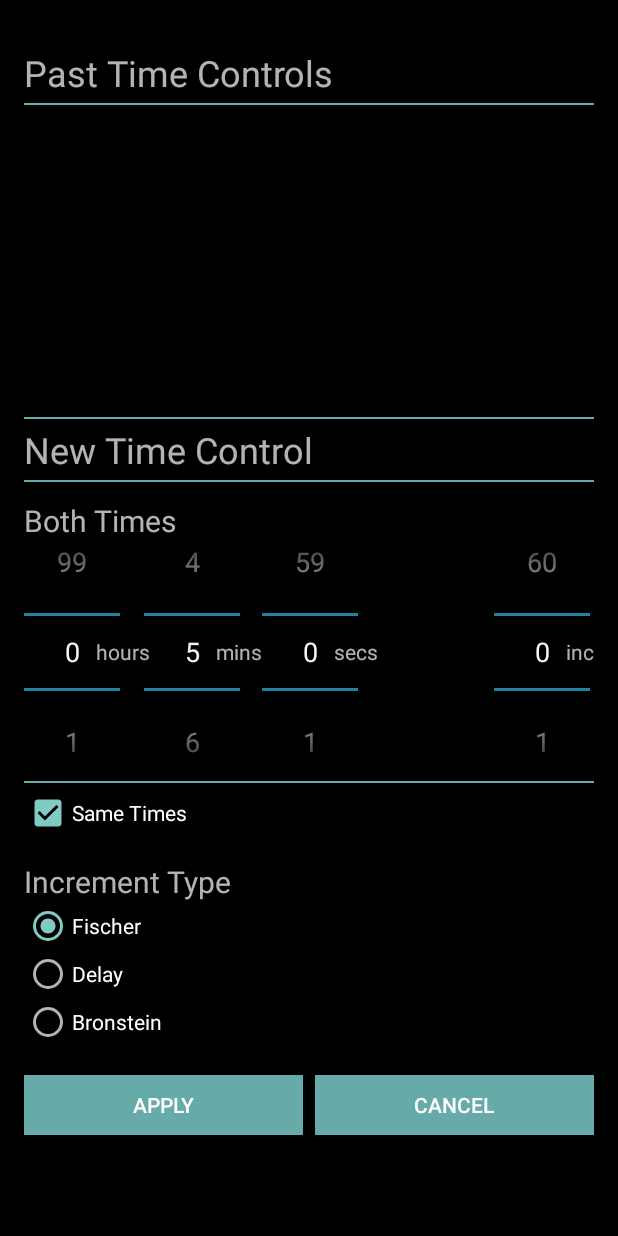
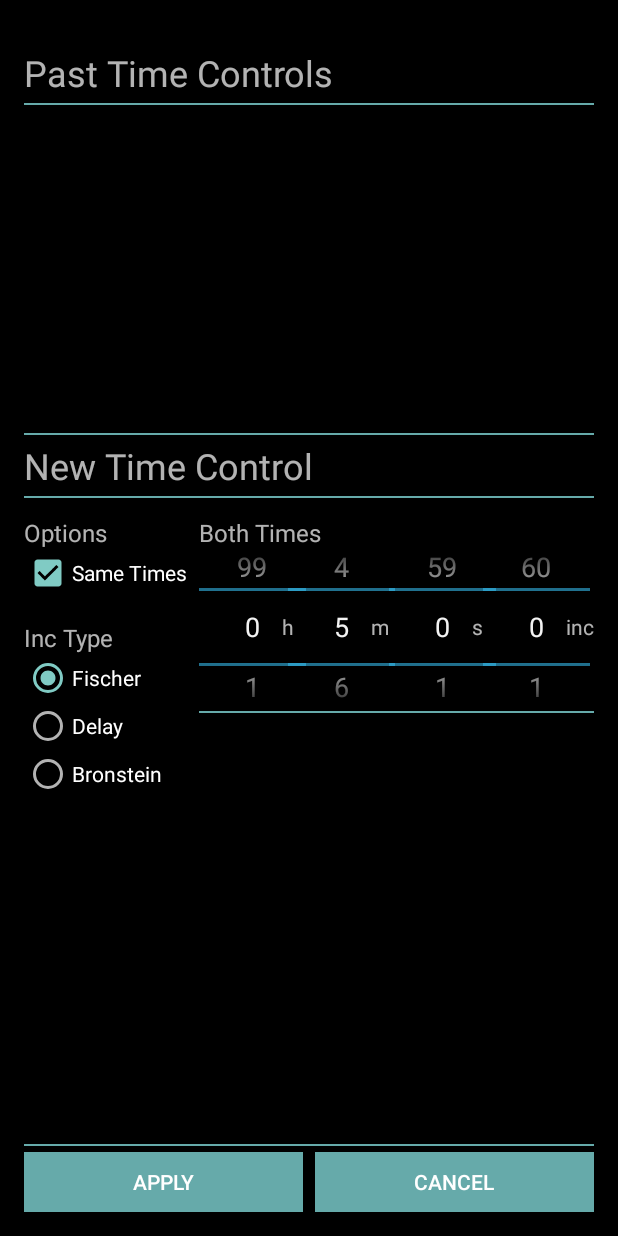
Before and after one commit to jmagine/ChessClock, an Android app: the TimeSelectorActivity screen opened directly, with no data from a screen before it, on a phone screen of 412 x 824 dp. Run offline under Robolectric (Android 15) with nearby library versions, the phone set to English and light mode, and no system bars.

Commit message:
compacted time selection activity layout, removing by longpress actually removes from sharedprefs, tied nav bar hiding to decorview and added it for time select and settings

```diff
--- a/app/src/main/java/jmagine/chessclock/MainActivity.java
+++ b/app/src/main/java/jmagine/chessclock/MainActivity.java
@@ -140,7 +140,8 @@ public class MainActivity extends AppCompatActivity
     editTimeButtons[7] = (ImageButton) findViewById(R.id.editTimeBottom2Down);
 
     //Technically works, just find a better way to do it and put it in all entry points in app
-    topTimeTV.setSystemUiVisibility(View.SYSTEM_UI_FLAG_IMMERSIVE_STICKY | View.SYSTEM_UI_FLAG_FULLSCREEN | View.SYSTEM_UI_FLAG_HIDE_NAVIGATION);
+    View decorView = getWindow().getDecorView();
+    decorView.setSystemUiVisibility(View.SYSTEM_UI_FLAG_IMMERSIVE_STICKY | View.SYSTEM_UI_FLAG_FULLSCREEN | View.SYSTEM_UI_FLAG_HIDE_NAVIGATION);
 
     topButton.setOnTouchListener(this);
     bottomButton.setOnTouchListener(this);
@@ -170,32 +171,33 @@ public class MainActivity extends AppCompatActivity
     setMode(MODE_INIT);
 
     //TODO look into real-time alternatives like SystemClock
-    //Update times each 10 ms
+    //Update times each 15 ms
     Timer t = new Timer();
     t.scheduleAtFixedRate(new TimerTask() {
       @Override
       public void run() {
         if(turn == PLAYER_TOP) {
-          if(top_comp > 0) top_comp -= 10;
-          else             time_top -= 10;
+          if(top_comp > 0) top_comp -= 50;
+          else             time_top -= 50;
         }
         else if(turn == PLAYER_BOT) {
-          if(bot_comp > 0) bot_comp -= 10;
-          else             time_bot -= 10;
+          if(bot_comp > 0) bot_comp -= 50;
+          else             time_bot -= 50;
         }
 
         updateUI();
       }
-    }, 10, 10);
+    }, 50, 50);
   }
 
   @Override
   public boolean onTouch(View v, MotionEvent m) {
+    View decorView = getWindow().getDecorView();;
     if(m.getAction() != MotionEvent.ACTION_DOWN)
       return false;
 
     if(currMode == MODE_PLAY)
-      topTimeTV.setSystemUiVisibility(View.SYSTEM_UI_FLAG_IMMERSIVE_STICKY | View.SYSTEM_UI_FLAG_FULLSCREEN | View.SYSTEM_UI_FLAG_HIDE_NAVIGATION);
+      decorView.setSystemUiVisibility(View.SYSTEM_UI_FLAG_IMMERSIVE_STICKY | View.SYSTEM_UI_FLAG_FULLSCREEN | View.SYSTEM_UI_FLAG_HIDE_NAVIGATION);
 
     switch (v.getId()) {
       case R.id.topButton:
@@ -392,7 +394,8 @@ public class MainActivity extends AppCompatActivity
   protected void onResume() {
     super.onResume();
 
-    topTimeTV.setSystemUiVisibility(View.SYSTEM_UI_FLAG_IMMERSIVE_STICKY | View.SYSTEM_UI_FLAG_FULLSCREEN | View.SYSTEM_UI_FLAG_HIDE_NAVIGATION);
+    View decorView = getWindow().getDecorView();
+    decorView.setSystemUiVisibility(View.SYSTEM_UI_FLAG_IMMERSIVE_STICKY | View.SYSTEM_UI_FLAG_FULLSCREEN | View.SYSTEM_UI_FLAG_HIDE_NAVIGATION);
 
     mp1 = MediaPlayer.create(this, R.raw.tick);
     mp2 = MediaPlayer.create(this, R.raw.tick);
@@ -410,7 +413,8 @@ public class MainActivity extends AppCompatActivity
   protected void onRestart() {
     super.onRestart();
 
-    topTimeTV.setSystemUiVisibility(View.SYSTEM_UI_FLAG_IMMERSIVE_STICKY | View.SYSTEM_UI_FLAG_FULLSCREEN | View.SYSTEM_UI_FLAG_HIDE_NAVIGATION);
+    View decorView = getWindow().getDecorView();
+    decorView.setSystemUiVisibility(View.SYSTEM_UI_FLAG_IMMERSIVE_STICKY | View.SYSTEM_UI_FLAG_FULLSCREEN | View.SYSTEM_UI_FLAG_HIDE_NAVIGATION);
 
     if(mp1 == null)
       mp1 = MediaPlayer.create(this, R.raw.tick);
--- a/app/src/main/java/jmagine/chessclock/SettingsActivity.java
+++ b/app/src/main/java/jmagine/chessclock/SettingsActivity.java
@@ -21,6 +21,7 @@ import android.preference.PreferenceManager;
 import android.preference.RingtonePreference;
 import android.text.TextUtils;
 import android.view.MenuItem;
+import android.view.View;
 
 import java.util.List;
 
@@ -126,6 +127,9 @@ public class SettingsActivity extends AppCompatPreferenceActivity {
     getSupportActionBar().setDisplayShowHomeEnabled(true);
     getSupportActionBar().setDisplayHomeAsUpEnabled(true);
 
+    View decorView = getWindow().getDecorView();
+    decorView.setSystemUiVisibility(View.SYSTEM_UI_FLAG_IMMERSIVE_STICKY | View.SYSTEM_UI_FLAG_FULLSCREEN | View.SYSTEM_UI_FLAG_HIDE_NAVIGATION);
+
     setupActionBar();
   }
 
--- a/app/src/main/java/jmagine/chessclock/TimeSelectorActivity.java
+++ b/app/src/main/java/jmagine/chessclock/TimeSelectorActivity.java
@@ -93,9 +93,14 @@ public class TimeSelectorActivity extends AppCompatActivity implements View.OnCl
     super.onCreate(savedInstanceState);
     setContentView(R.layout.activity_time_selector);
 
+    View decorView = getWindow().getDecorView();
+    decorView.setSystemUiVisibility(View.SYSTEM_UI_FLAG_IMMERSIVE_STICKY | View.SYSTEM_UI_FLAG_FULLSCREEN | View.SYSTEM_UI_FLAG_HIDE_NAVIGATION);
+
     player2TimeSelection = (LinearLayout) findViewById(R.id.player2TimeSelection);
     player1Text = (TextView) findViewById(R.id.player1Text);
     player2Text = (TextView) findViewById(R.id.player2Text);
+
+
 
     separator = (ImageView) findViewById(R.id.separator);
 
@@ -326,14 +331,14 @@ public class TimeSelectorActivity extends AppCompatActivity implements View.OnCl
       player1Text.setText("Both Times");
       player2TimeSelection.setVisibility(View.GONE);
       player2Text.setVisibility(View.GONE);
-      separator.setVisibility(View.GONE);
+      //separator.setVisibility(View.GONE);
 
     }
     else {
       player1Text.setText("Top Time");
       player2TimeSelection.setVisibility(View.VISIBLE);
       player2Text.setVisibility(View.VISIBLE);
-      separator.setVisibility(View.VISIBLE);
+      //separator.setVisibility(View.VISIBLE);
     }
   }
 
@@ -362,8 +367,14 @@ public class TimeSelectorActivity extends AppCompatActivity implements View.OnCl
   }
 
   public void removeTimeControl(int position) {
-    timeControlList.remove(position);
+    String timeControl = timeControlList.remove(position);
     timeControlAdapter.notifyDataSetChanged();
+    timeControls.remove(timeControl);
+
+    SharedPreferences sharedPref = PreferenceManager.getDefaultSharedPreferences(this);
+    SharedPreferences.Editor editor = sharedPref.edit();
+    editor.putStringSet("time_controls", timeControls);
+    editor.apply();
   }
 
   public void setTimeControl(String timeControl) {
--- a/app/src/main/res/layout/activity_time_selector.xml
+++ b/app/src/main/res/layout/activity_time_selector.xml
@@ -23,7 +23,8 @@
 
   <LinearLayout
     android:layout_width="wrap_content"
-      android:layout_height="200dp"
+    android:layout_height="0dp"
+    android:layout_weight="1"
     android:orientation="vertical">
     <ListView
       android:id="@+id/timeControlList"
@@ -54,34 +55,98 @@
 
   <ScrollView
     android:layout_width="match_parent"
-    android:layout_height="wrap_content">
+    android:layout_height="0dp"
+    android:layout_weight="2">
     <LinearLayout
       android:layout_width="match_parent"
+      android:layout_height="wrap_content"
+      android:orientation="vertical">
+
+      <LinearLayout
+        android:layout_width="match_parent"
+        android:layout_height="wrap_content"
+        android:orientation="horizontal"
+        android:layout_marginTop="8dp">
+        <LinearLayout
+          android:layout_width="wrap_content"
           android:layout_height="match_parent"
+          android:orientation="vertical"
+          android:layout_marginRight="8dp">
+
+          <TextView
+              android:layout_width="wrap_content"
+              android:layout_height="wrap_content"
+              android:text="Options"
+              android:textSize="16dp"/>
+
+          <CheckBox
+            android:id="@+id/sameTimes"
+            android:layout_width="wrap_content"
+            android:layout_height="wrap_content"
+            android:layout_marginBottom="16dp"
+            android:checked="true"
+            android:text="Same Times"/>
+
+          <TextView
+            android:layout_width="wrap_content"
+            android:layout_height="wrap_content"
+            android:text="Inc Type"
+            android:textSize="16sp"/>
+
+          <RadioGroup
+            android:layout_width="wrap_content"
+            android:layout_height="wrap_content"
             android:orientation="vertical">
+
+            <RadioButton
+              android:id="@+id/incFischer"
+              android:layout_width="wrap_content"
+              android:layout_height="wrap_content"
+              android:text="Fischer"
+              android:checked="true"/>
+
+            <RadioButton
+              android:id="@+id/incDelay"
+              android:layout_width="wrap_content"
+              android:layout_height="wrap_content"
+              android:text="Delay"/>
+
+            <RadioButton
+              android:id="@+id/incBronstein"
+              android:layout_width="wrap_content"
+              android:layout_height="wrap_content"
+              android:text="Bronstein"/>
+
+          </RadioGroup>
+        </LinearLayout>
+
+        <LinearLayout
+          android:layout_width="0dp"
+          android:layout_height="match_parent"
+          android:orientation="vertical"
+          android:layout_weight="1">
 
           <TextView
             android:id="@+id/player1Text"
             android:layout_width="wrap_content"
             android:layout_height="wrap_content"
-        android:layout_marginTop="8dp"
             android:text="Top Time"
-        android:textSize="20sp"/>
+            android:textSize="16sp"/>
 
           <LinearLayout
             android:layout_width="match_parent"
             android:layout_height="wrap_content"
-        android:layout_marginTop="-16dp"
+            android:layout_marginTop="-8dp"
             android:layout_marginBottom="-8dp"
             android:orientation="horizontal">
 
             <NumberPicker
               android:id="@+id/hourPicker1"
-          android:layout_width="wrap_content"
-          android:layout_height="wrap_content"
+              android:layout_width="0dp"
+              android:layout_weight="1"
+              android:layout_height="@dimen/time_pick_height"
               android:descendantFocusability="blocksDescendants"
               android:theme="@android:style/Theme.Holo">
-
             </NumberPicker>
 
             <TextView
@@ -93,12 +158,13 @@
               android:layout_marginLeft="-16dp"
               android:layout_marginRight="-4dp"
               android:layout_marginStart="-16dp"
-          android:text="hours" />
+              android:text="h" />
 
             <NumberPicker
               android:id="@+id/minPicker1"
-          android:layout_width="wrap_content"
-          android:layout_height="wrap_content"
+              android:layout_width="0dp"
+              android:layout_weight="1"
+              android:layout_height="@dimen/time_pick_height"
               android:descendantFocusability="blocksDescendants"
               android:theme="@android:style/Theme.Holo">
 
@@ -111,15 +177,15 @@
               android:layout_gravity="center"
               android:layout_marginLeft="-16dp"
               android:layout_marginStart="-16dp"
-          android:text="mins" />
+              android:text="m" />
 
             <NumberPicker
               android:id="@+id/secPicker1"
-          android:layout_width="wrap_content"
-          android:layout_height="wrap_content"
+              android:layout_width="0dp"
+              android:layout_weight="1"
+              android:layout_height="@dimen/time_pick_height"
               android:descendantFocusability="blocksDescendants"
               android:theme="@android:style/Theme.Holo">
-
             </NumberPicker>
 
             <TextView
@@ -129,20 +195,20 @@
               android:layout_gravity="center"
               android:layout_marginLeft="-16dp"
               android:layout_marginStart="-16dp"
-          android:text="secs" />
+              android:text="s" />
 
             <TextView
               android:layout_width="0dp"
               android:layout_height="wrap_content"
-          android:layout_weight="1" />
+              android:layout_weight="0" />
 
             <NumberPicker
               android:id="@+id/incPicker1"
-          android:layout_width="wrap_content"
-          android:layout_height="wrap_content"
+              android:layout_width="0dp"
+              android:layout_weight="1"
+              android:layout_height="@dimen/time_pick_height"
               android:descendantFocusability="blocksDescendants"
               android:theme="@android:style/Theme.Holo">
-
             </NumberPicker>
 
             <TextView
@@ -167,23 +233,23 @@
             android:layout_width="wrap_content"
             android:layout_height="wrap_content"
             android:text="Bottom Time"
-        android:textSize="20sp" />
+            android:textSize="16sp" />
 
           <LinearLayout
             android:id="@+id/player2TimeSelection"
             android:layout_width="match_parent"
             android:layout_height="wrap_content"
-        android:layout_marginTop="-16dp"
+            android:layout_marginTop="-8dp"
             android:layout_marginBottom="-8dp"
             android:orientation="horizontal">
 
             <NumberPicker
               android:id="@+id/hourPicker2"
-          android:layout_width="wrap_content"
-          android:layout_height="wrap_content"
+              android:layout_width="0dp"
+              android:layout_weight="1"
+              android:layout_height="@dimen/time_pick_height"
               android:theme="@android:style/Theme.Holo"
               android:descendantFocusability="blocksDescendants">
-
             </NumberPicker>
 
             <TextView
@@ -195,15 +261,15 @@
               android:layout_width="wrap_content"
               android:layout_height="wrap_content"
               android:layout_gravity="center"
-          android:text="hours"/>
+              android:text="h"/>
 
             <NumberPicker
               android:id="@+id/minPicker2"
-          android:layout_width="wrap_content"
-          android:layout_height="wrap_content"
+              android:layout_width="0dp"
+              android:layout_weight="1"
+              android:layout_height="@dimen/time_pick_height"
               android:theme="@android:style/Theme.Holo"
               android:descendantFocusability="blocksDescendants">
-
             </NumberPicker>
 
             <TextView
@@ -213,15 +279,15 @@
               android:layout_width="wrap_content"
               android:layout_height="wrap_content"
               android:layout_gravity="center"
-          android:text="mins"/>
+              android:text="m"/>
 
             <NumberPicker
               android:id="@+id/secPicker2"
-          android:layout_width="wrap_content"
-          android:layout_height="wrap_content"
+              android:layout_width="0dp"
+              android:layout_weight="1"
+              android:layout_height="@dimen/time_pick_height"
               android:theme="@android:style/Theme.Holo"
               android:descendantFocusability="blocksDescendants">
-
             </NumberPicker>
 
             <TextView
@@ -231,20 +297,20 @@
               android:layout_width="wrap_content"
               android:layout_height="wrap_content"
               android:layout_gravity="center"
-          android:text="secs"/>
+              android:text="s"/>
 
             <TextView
               android:layout_width="0dp"
               android:layout_height="wrap_content"
-          android:layout_weight="1"/>
+              android:layout_weight="0"/>
 
             <NumberPicker
               android:id="@+id/incPicker2"
-          android:layout_width="wrap_content"
-          android:layout_height="wrap_content"
+              android:layout_width="0dp"
+              android:layout_weight="1"
+              android:layout_height="@dimen/time_pick_height"
               android:theme="@android:style/Theme.Holo"
               android:descendantFocusability="blocksDescendants">
-
             </NumberPicker>
 
             <TextView
@@ -256,6 +322,18 @@
               android:layout_gravity="center"
               android:text="inc"/>
           </LinearLayout>
+        </LinearLayout>
+
+      </LinearLayout>
+
+    </LinearLayout>
+  </ScrollView>
+
+  <TextView
+    android:layout_width="wrap_content"
+    android:layout_height="0dp"
+    android:layout_weight="0">
+  </TextView>
 
   <ImageView
     android:id="@+id/separator"
@@ -264,54 +342,6 @@
     android:layout_marginTop="4dp"
     android:layout_marginBottom="4dp"
     android:background="#6aa"/>
-
-      <CheckBox
-        android:id="@+id/sameTimes"
-        android:layout_width="wrap_content"
-        android:layout_height="wrap_content"
-        android:layout_marginBottom="16dp"
-        android:checked="true"
-        android:text="Same Times"/>
-
-      <TextView
-        android:layout_width="wrap_content"
-        android:layout_height="wrap_content"
-        android:text="Increment Type"
-        android:textSize="20sp"/>
-
-      <RadioGroup
-        android:layout_width="wrap_content"
-        android:layout_height="wrap_content"
-        android:orientation="vertical">
-
-        <RadioButton
-          android:id="@+id/incFischer"
-          android:layout_width="wrap_content"
-          android:layout_height="wrap_content"
-          android:text="Fischer"
-          android:checked="true"/>
-
-
-        <RadioButton
-          android:id="@+id/incDelay"
-          android:layout_width="wrap_content"
-          android:layout_height="wrap_content"
-          android:text="Delay"/>
-
-        <RadioButton
-          android:id="@+id/incBronstein"
-          android:layout_width="wrap_content"
-          android:layout_height="wrap_content"
-          android:text="Bronstein"/>
-
-      </RadioGroup>
-
-      <TextView
-        android:layout_width="wrap_content"
-        android:layout_height="0dp"
-        android:layout_weight="1"
-        android:visibility="invisible">
-      </TextView>
 
   <LinearLayout
       android:layout_width="match_parent"
@@ -339,8 +369,5 @@
         android:background="#6aa"
         android:text="Cancel"/>
   </LinearLayout>
-    </LinearLayout>
-  </ScrollView>
-
 
 </LinearLayout>
--- a/app/src/main/res/values/dimens.xml
+++ b/app/src/main/res/values/dimens.xml
@@ -2,4 +2,5 @@
   <!-- Default screen margins, per the Android Design guidelines. -->
   <dimen name="activity_horizontal_margin">8dp</dimen>
   <dimen name="activity_vertical_margin">8dp</dimen>
+  <dimen name="time_pick_height">120dp</dimen>
 </resources>
```
Lines whose indentation alone changed are shown as unchanged.
